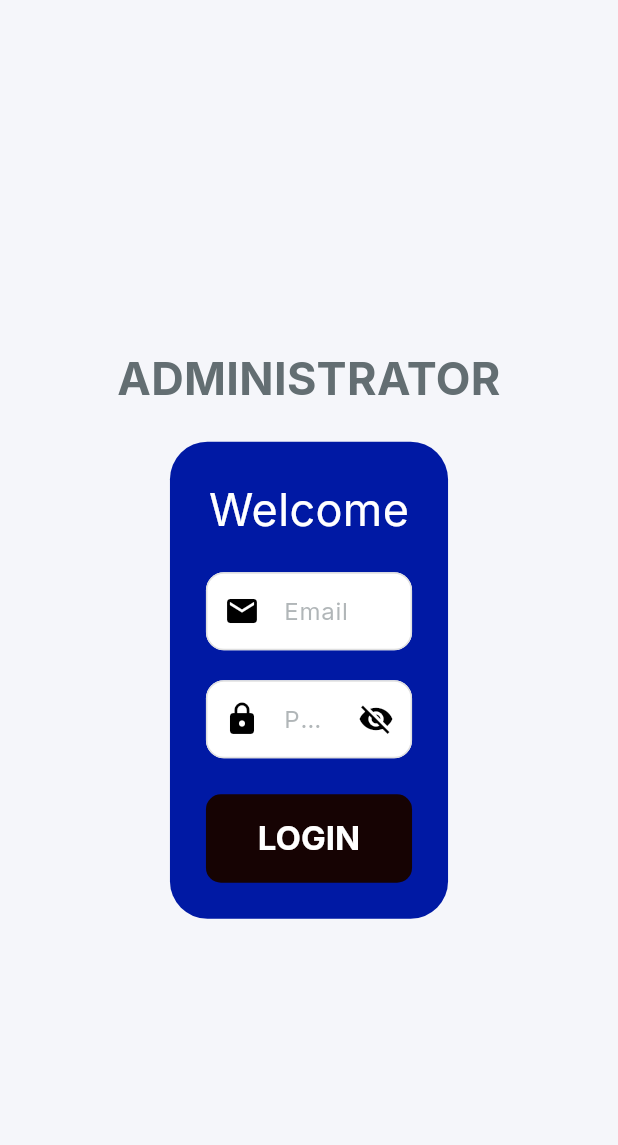
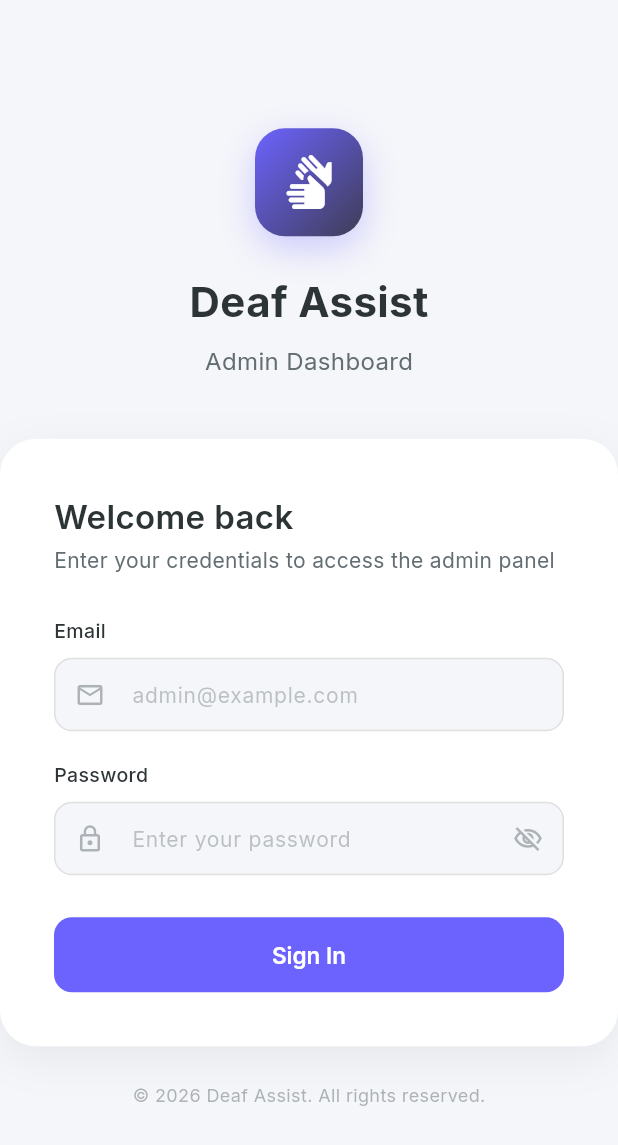
Before and after one commit to gracecleaners/deafassitadmin, a Flutter app: the screen it shows after launch, on a phone screen of 412 x 824 dp. Shown: the top 1145 px of the screen. Run offline on Flutter 3.47's test engine with Material 3 defaults, Android fonts, the phone set to English and light mode, and no system bars; our stand-ins replace cloud_firestore, file_picker, firebase_auth, firebase_core, firebase_storage, fl_chart and 3 more; missing offline and left inert: dart:html; accounts and stored records are empty; statements that could not run were skipped.

Commit message:
system update

```diff
--- a/lib/screens/auth/login.dart
+++ b/lib/screens/auth/login.dart
@@ -1,8 +1,8 @@
 import 'package:admin/screens/main/main_screen.dart';
-import 'package:flutter/cupertino.dart';
 import 'package:flutter/material.dart';
+import 'package:google_fonts/google_fonts.dart';
 
-import '../../const/app_colors.dart';
+import '../../constants.dart';
 import '../../utils/form_validator.dart';
 import 'authService.dart';
 
@@ -16,90 +16,247 @@ class LoginPage extends StatefulWidget {
 class _LoginPageState extends State<LoginPage> {
   final AuthService _auth = AuthService();
   bool _isObscure = true;
+  bool _isLoading = false;
   final _formKey = GlobalKey<FormState>();
   final TextEditingController emailController = TextEditingController();
   final TextEditingController passwordController = TextEditingController();
-  final TextEditingController forgotPasswordEmailController =
-  TextEditingController();
 
   void _signIn(String email, String password) async {
+    if (!_formKey.currentState!.validate()) return;
+
+    setState(() => _isLoading = true);
     try {
       AuthService authService = AuthService();
       String? role = await authService.signInAndFetchRole(email, password);
 
       if (role != null) {
         if (role == 'admin') {
-          Navigator.push(
+          Navigator.pushReplacement(
             context,
             MaterialPageRoute(builder: (context) => MainScreen()),
           );
         } else {
           ScaffoldMessenger.of(context).showSnackBar(
-            const SnackBar(content: Text("There is no such user"))
+            SnackBar(
+              content: const Text("Access denied. Admin accounts only."),
+              backgroundColor: dangerColor,
+              behavior: SnackBarBehavior.floating,
+              shape: RoundedRectangleBorder(borderRadius: BorderRadius.circular(10)),
+            ),
           );
         }
       } else {
-        // Handle missing role scenario
-        print("Role not found for user.");
+        ScaffoldMessenger.of(context).showSnackBar(
+          SnackBar(
+            content: const Text("User not found."),
+            backgroundColor: dangerColor,
+            behavior: SnackBarBehavior.floating,
+            shape: RoundedRectangleBorder(borderRadius: BorderRadius.circular(10)),
+          ),
+        );
       }
     } catch (e) {
-      print("Error: $e");
-      // Show error to the user
+      ScaffoldMessenger.of(context).showSnackBar(
+        SnackBar(
+          content: Text("Login failed: ${e.toString().replaceAll('Exception: ', '')}"),
+          backgroundColor: dangerColor,
+          behavior: SnackBarBehavior.floating,
+          shape: RoundedRectangleBorder(borderRadius: BorderRadius.circular(10)),
+        ),
+      );
+    } finally {
+      if (mounted) setState(() => _isLoading = false);
     }
   }
 
   @override
   Widget build(BuildContext context) {
-    final ht = MediaQuery.of(context).size.height;
-    final wd = MediaQuery.of(context).size.width;
-
     return Scaffold(
-      body: SafeArea(
-        child: Center(
+      backgroundColor: bgColor,
+      body: Center(
         child: SingleChildScrollView(
           child: Column(
             mainAxisAlignment: MainAxisAlignment.center,
             children: [
-                Padding(
-                  padding: const EdgeInsets.all(20.0),
-                  child: Text(
-                    'ADMINISTRATOR',
-                    textAlign: TextAlign.center,
-                    style: TextStyle(fontSize: 30.0, fontWeight: FontWeight.bold),
+              // Logo area
+              Container(
+                width: 72,
+                height: 72,
+                decoration: BoxDecoration(
+                  gradient: sidebarGradient,
+                  borderRadius: BorderRadius.circular(20),
+                  boxShadow: [
+                    BoxShadow(
+                      color: primaryColor.withOpacity(0.3),
+                      blurRadius: 20,
+                      offset: const Offset(0, 8),
+                    ),
+                  ],
+                ),
+                child: const Icon(Icons.sign_language, color: Colors.white, size: 36),
+              ),
+              const SizedBox(height: 24),
+              Text(
+                'Deaf Assist',
+                style: GoogleFonts.inter(
+                  fontSize: 28,
+                  fontWeight: FontWeight.w700,
+                  color: darkTextColor,
                 ),
               ),
+              const SizedBox(height: 8),
+              Text(
+                'Admin Dashboard',
+                style: GoogleFonts.inter(
+                  fontSize: 16,
+                  color: bodyTextColor,
+                ),
+              ),
+              const SizedBox(height: 40),
+              // Login Card
               Container(
-                  width: wd * 0.45, // Adjusted width to be 85% of screen width
-                  constraints: BoxConstraints(maxHeight: ht * 0.5), // Limited height to 50% of screen
-                  decoration: const BoxDecoration(
-                    color: AppColors.primaryColor,
-                    borderRadius: BorderRadius.all(Radius.circular(25)),
+                width: 420,
+                padding: const EdgeInsets.all(36),
+                decoration: BoxDecoration(
+                  color: secondaryColor,
+                  borderRadius: BorderRadius.circular(24),
+                  boxShadow: [
+                    BoxShadow(
+                      color: Colors.black.withOpacity(0.06),
+                      blurRadius: 24,
+                      offset: const Offset(0, 8),
+                    ),
+                  ],
                 ),
                 child: Form(
                   key: _formKey,
-                    child: Padding(
-                      padding: const EdgeInsets.all(24.0),
                   child: Column(
                     mainAxisSize: MainAxisSize.min,
                     crossAxisAlignment: CrossAxisAlignment.start,
                     children: [
-                          Center(
-                            child: const Text(
-                              "Welcome",
-                              style: TextStyle(
-                                  fontSize: 30,
-                                  fontWeight: FontWeight.normal,
-                                  color: Colors.white
+                      Text(
+                        "Welcome back",
+                        style: GoogleFonts.inter(
+                          fontSize: 22,
+                          fontWeight: FontWeight.w600,
+                          color: darkTextColor,
                         ),
                       ),
+                      const SizedBox(height: 4),
+                      Text(
+                        "Enter your credentials to access the admin panel",
+                        style: GoogleFonts.inter(
+                          fontSize: 14,
+                          color: bodyTextColor,
                         ),
-                          const SizedBox(height: 20.0),
-                          _buildEmailField(),
-                          const SizedBox(height: 20.0),
-                          _buildPasswordField(),
-                          const SizedBox(height: 24.0),
-                          _buildLoginButton(context),
-                        ],
+                      ),
+                      const SizedBox(height: 28),
+                      // Email
+                      Text(
+                        "Email",
+                        style: GoogleFonts.inter(
+                          fontSize: 13,
+                          fontWeight: FontWeight.w500,
+                          color: darkTextColor,
+                        ),
+                      ),
+                      const SizedBox(height: 8),
+                      TextFormField(
+                        controller: emailController,
+                        style: GoogleFonts.inter(fontSize: 14, color: darkTextColor),
+                        decoration: InputDecoration(
+                          prefixIcon: Icon(Icons.email_outlined, color: bodyTextColor.withOpacity(0.5), size: 20),
+                          hintText: 'admin@example.com',
+                          hintStyle: GoogleFonts.inter(color: bodyTextColor.withOpacity(0.4)),
+                          fillColor: bgColor,
+                          filled: true,
+                          border: OutlineInputBorder(
+                            borderRadius: BorderRadius.circular(12),
+                            borderSide: const BorderSide(color: borderColor),
+                          ),
+                          enabledBorder: OutlineInputBorder(
+                            borderRadius: BorderRadius.circular(12),
+                            borderSide: const BorderSide(color: borderColor),
+                          ),
+                          focusedBorder: OutlineInputBorder(
+                            borderRadius: BorderRadius.circular(12),
+                            borderSide: const BorderSide(color: primaryColor, width: 2),
+                          ),
+                        ),
+                        validator: FormValidator.validateEmail,
+                      ),
+                      const SizedBox(height: 20),
+                      // Password
+                      Text(
+                        "Password",
+                        style: GoogleFonts.inter(
+                          fontSize: 13,
+                          fontWeight: FontWeight.w500,
+                          color: darkTextColor,
+                        ),
+                      ),
+                      const SizedBox(height: 8),
+                      TextFormField(
+                        controller: passwordController,
+                        style: GoogleFonts.inter(fontSize: 14, color: darkTextColor),
+                        obscureText: _isObscure,
+                        decoration: InputDecoration(
+                          suffixIcon: IconButton(
+                            icon: Icon(
+                              _isObscure ? Icons.visibility_off_outlined : Icons.visibility_outlined,
+                              color: bodyTextColor.withOpacity(0.5),
+                              size: 20,
+                            ),
+                            onPressed: () => setState(() => _isObscure = !_isObscure),
+                          ),
+                          prefixIcon: Icon(Icons.lock_outline, color: bodyTextColor.withOpacity(0.5), size: 20),
+                          hintText: 'Enter your password',
+                          hintStyle: GoogleFonts.inter(color: bodyTextColor.withOpacity(0.4)),
+                          fillColor: bgColor,
+                          filled: true,
+                          border: OutlineInputBorder(
+                            borderRadius: BorderRadius.circular(12),
+                            borderSide: const BorderSide(color: borderColor),
+                          ),
+                          enabledBorder: OutlineInputBorder(
+                            borderRadius: BorderRadius.circular(12),
+                            borderSide: const BorderSide(color: borderColor),
+                          ),
+                          focusedBorder: OutlineInputBorder(
+                            borderRadius: BorderRadius.circular(12),
+                            borderSide: const BorderSide(color: primaryColor, width: 2),
+                          ),
+                        ),
+                        validator: FormValidator.validatePassword,
+                      ),
+                      const SizedBox(height: 28),
+                      // Login Button
+                      SizedBox(
+                        width: double.infinity,
+                        height: 50,
+                        child: ElevatedButton(
+                          style: ElevatedButton.styleFrom(
+                            backgroundColor: primaryColor,
+                            foregroundColor: Colors.white,
+                            elevation: 0,
+                            shape: RoundedRectangleBorder(
+                              borderRadius: BorderRadius.circular(12),
+                            ),
+                          ),
+                          onPressed: _isLoading ? null : () => _signIn(emailController.text, passwordController.text),
+                          child: _isLoading
+                              ? const SizedBox(
+                                  width: 22, height: 22,
+                                  child: CircularProgressIndicator(
+                                    strokeWidth: 2,
+                                    color: Colors.white,
+                                  ),
+                                )
+                              : Text(
+                                  "Sign In",
+                                  style: GoogleFonts.inter(
+                                    fontSize: 15,
+                                    fontWeight: FontWeight.w600,
                                   ),
                                 ),
                         ),
@@ -108,85 +265,15 @@ class _LoginPageState extends State<LoginPage> {
                   ),
                 ),
               ),
+              const SizedBox(height: 24),
+              Text(
+                "© 2026 Deaf Assist. All rights reserved.",
+                style: GoogleFonts.inter(fontSize: 12, color: bodyTextColor.withOpacity(0.5)),
               ),
-    );
-  }
-
-  Widget _buildEmailField() {
-    return TextFormField(
-      controller: emailController,
-      style: TextStyle(color: Colors.black),
-      decoration: InputDecoration(
-        prefixIcon: const Icon(Icons.email),
-        hintText: 'Email',
-        filled: true,
-        fillColor: AppColors.backgroundColor,
-        border: OutlineInputBorder(
-          borderRadius: BorderRadius.circular(10),
-          borderSide: BorderSide.none,
-        ),
-      ),
-      validator: FormValidator.validateEmail,
-    );
-  }
-
-  Widget _buildPasswordField() {
-    return TextFormField(
-      controller: passwordController,
-      style: TextStyle(color: Colors.black),
-      obscureText: _isObscure,
-      decoration: InputDecoration(
-        suffixIcon: IconButton(
-          icon: Icon(_isObscure ? Icons.visibility_off : Icons.visibility),
-          onPressed: () {
-            setState(() {
-              _isObscure = !_isObscure;
-            });
-          },
-        ),
-        prefixIcon: const Icon(Icons.lock),
-        hintText: 'Password',
-        filled: true,
-        fillColor: AppColors.backgroundColor,
-        border: OutlineInputBorder(
-          borderRadius: BorderRadius.circular(10),
-          borderSide: BorderSide.none,
-        ),
-      ),
-      validator: FormValidator.validatePassword,
-    );
-  }
-
-  Widget _buildLoginButton(BuildContext context) {
-    return SizedBox(
-      width: double.infinity,
-      child: ElevatedButton(
-        style: ElevatedButton.styleFrom(
-          backgroundColor: AppColors.buttonColor,
-          padding: const EdgeInsets.symmetric(vertical: 8.0),
-          shape: RoundedRectangleBorder(
-            borderRadius: BorderRadius.circular(10.0),
-          ),
-        ),
-        onPressed: () {
-          // _loginController.signIn(
-          //   context,
-          //   emailController.text,
-          //   passwordController.text,
-          //   _formKey,
-          // );
-          _signIn(emailController.text, passwordController.text);
-        },
-        child: Padding(
-          padding: const EdgeInsets.symmetric(vertical: 8.0),
-          child: const Text(
-            "LOGIN",
-            style: TextStyle(
-                color: Colors.white, fontWeight: FontWeight.bold, fontSize: 22),
+            ],
           ),
         ),
       ),
     );
   }
-
 }
--- a/lib/screens/dashboard/components/chart.dart
+++ b/lib/screens/dashboard/components/chart.dart
@@ -1,6 +1,7 @@
 import 'package:fl_chart/fl_chart.dart';
 import 'package:flutter/material.dart';
 import 'package:cloud_firestore/cloud_firestore.dart';
+import 'package:google_fonts/google_fonts.dart';
 import '../../../constants.dart';
 
 class Chart extends StatefulWidget {
@@ -30,14 +31,7 @@ class _ChartState extends State<Chart> {
   Future<void> _fetchUserData() async {
     try {
       final usersSnapshot = await _firestore.collection('users').get();
-
-      final counts = {
-        'Central': 0,
-        'Eastern': 0,
-        'Northern': 0,
-        'Western': 0,
-      };
-
+      final counts = {'Central': 0, 'Eastern': 0, 'Northern': 0, 'Western': 0};
       for (final doc in usersSnapshot.docs) {
         final data = doc.data() as Map<String, dynamic>;
         final region = data['region']?.toString() ?? 'Unknown';
@@ -45,7 +39,6 @@ class _ChartState extends State<Chart> {
           counts[region] = counts[region]! + 1;
         }
       }
-
       setState(() {
         _regionCounts = counts;
         _totalUsers = usersSnapshot.size;
@@ -63,26 +56,22 @@ class _ChartState extends State<Chart> {
           color: primaryColor,
           value: _regionCounts['Central']?.toDouble() ?? 0,
           showTitle: false,
-        radius: 25,
-      ),
+          radius: 28),
       PieChartSectionData(
-        color: Color(0xFF26E5FF),
+          color: successColor,
           value: _regionCounts['Eastern']?.toDouble() ?? 0,
           showTitle: false,
-        radius: 22,
-      ),
+          radius: 24),
       PieChartSectionData(
-        color: Color(0xFFFFCF26),
+          color: warningColor,
           value: _regionCounts['Northern']?.toDouble() ?? 0,
           showTitle: false,
-        radius: 19,
-      ),
+          radius: 22),
       PieChartSectionData(
-        color: Colors.red,
+          color: dangerColor,
           value: _regionCounts['Western']?.toDouble() ?? 0,
           showTitle: false,
-        radius: 15,
-      ),
+          radius: 20),
     ];
   }
 
@@ -94,8 +83,8 @@ class _ChartState extends State<Chart> {
         children: [
           PieChart(
             PieChartData(
-              sectionsSpace: 0,
-              centerSpaceRadius: 70,
+              sectionsSpace: 3,
+              centerSpaceRadius: 60,
               startDegreeOffset: -90,
               sections: _isLoading ? _getEmptyChartData() : _getChartData(),
             ),
@@ -104,16 +93,18 @@ class _ChartState extends State<Chart> {
             child: Column(
               mainAxisAlignment: MainAxisAlignment.center,
               children: [
-                SizedBox(height: defaultPadding),
                 Text(
                   _totalUsers.toString(),
-                  style: Theme.of(context).textTheme.headlineMedium!.copyWith(
-                        color: Colors.white,
-                        fontWeight: FontWeight.w600,
-                        height: 0.5,
+                  style: GoogleFonts.inter(
+                    fontSize: 32,
+                    fontWeight: FontWeight.w700,
+                    color: darkTextColor,
                   ),
                 ),
-                Text("Total Users")
+                Text(
+                  "Total Users",
+                  style: GoogleFonts.inter(fontSize: 12, color: bodyTextColor),
+                ),
               ],
             ),
           ),
@@ -125,7 +116,7 @@ class _ChartState extends State<Chart> {
   List<PieChartSectionData> _getEmptyChartData() {
     return [
       PieChartSectionData(
-        color: Colors.grey.withOpacity(0.3),
+        color: borderColor,
         value: 1,
         showTitle: false,
         radius: 25,
```
Also changed, not shown: lib/screens/dashboard/components/storage_info_card.dart (+8 -3 lines). Lines whose indentation alone changed are shown as unchanged.
